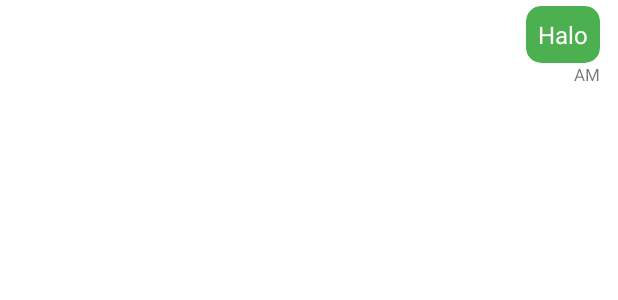
After one commit to ChatAppMobcom/ChatApp, an Android app: the layout row_chat_sender.xml on its own in the app's theme, with its tools: preview values and no code run, on a phone screen of 412 x 824 dp. The commit adds this screen. Shown: the top 300 px of the screen. Run offline under Robolectric (Android 15) with nearby library versions, the light colour scheme and no system bars.

Commit message:
Add files via upload

```diff
--- a/android/ChatApplication/app/build.gradle
+++ b/android/ChatApplication/app/build.gradle
@@ -42,4 +42,10 @@ dependencies {
     androidTestImplementation 'androidx.test.espresso:espresso-core:3.4.0'
     implementation 'com.google.firebase:firebase-messaging-ktx'
     implementation 'com.google.firebase:firebase-analytics-ktx'
+
+    implementation 'androidx.cardview:cardview:1.0.0'
+    implementation 'androidx.recyclerview:recyclerview:1.2.1'
+
+    implementation 'com.squareup.retrofit2:retrofit:2.9.0'
+    implementation 'com.squareup.retrofit2:converter-gson:2.9.0'
 }
--- a/android/ChatApplication/app/src/main/AndroidManifest.xml
+++ b/android/ChatApplication/app/src/main/AndroidManifest.xml
@@ -22,7 +22,7 @@
         </activity>
 
         <service
-            android:name=".services.MyFirebaseMessagingService"
+            android:name=".notification.MyFirebaseMessagingService"
             android:exported="false">
             <intent-filter>
                 <action android:name="com.google.firebase.MESSAING_EVENT">
--- /dev/null
+++ b/android/ChatApplication/app/src/main/res/layout/row_chat_sender.xml
@@ -0,0 +1,67 @@
+<?xml version="1.0" encoding="utf-8"?>
+<androidx.constraintlayout.widget.ConstraintLayout
+    xmlns:android="http://schemas.android.com/apk/res/android"
+    android:layout_width="match_parent"
+    android:layout_height="wrap_content"
+    xmlns:app="http://schemas.android.com/apk/res-auto"
+    android:padding="4dp">
+
+    <TextView
+        android:visibility="invisible"
+        android:id="@+id/nama"
+        android:layout_width="wrap_content"
+        android:layout_height="wrap_content"
+        app:layout_constraintStart_toStartOf="parent"
+        app:layout_constraintTop_toTopOf="parent"
+        android:padding="8dp"
+        android:text="@string/label_nama"
+        android:textSize="16sp">
+    </TextView>
+
+    <TextView
+        android:visibility="invisible"
+        android:id="@+id/pembatas"
+        android:layout_width="wrap_content"
+        android:layout_height="wrap_content"
+        app:layout_constraintStart_toStartOf="@+id/nama"
+        app:layout_constraintTop_toTopOf="parent"
+        android:padding="8dp"
+        android:text="@string/label_pembatas"
+        android:textSize="16sp">
+    </TextView>
+
+    <androidx.cardview.widget.CardView
+        android:id="@+id/card_left"
+        android:layout_marginEnd="8dp"
+        android:layout_width="wrap_content"
+        android:layout_height="wrap_content"
+        app:cardBackgroundColor="@color/hijau"
+        app:layout_constraintEnd_toEndOf="parent"
+        app:cardCornerRadius="10dp"
+        app:layout_constraintTop_toTopOf="parent">
+
+        <TextView
+            android:id="@+id/chat"
+            android:layout_width="wrap_content"
+            android:layout_height="wrap_content"
+            android:padding="8dp"
+            android:text="@string/label_pesan"
+            android:textColor="@color/white"
+            android:textSize="16sp">
+        </TextView>
+
+    </androidx.cardview.widget.CardView>
+
+    <TextView
+        android:id="@+id/waktu"
+        android:layout_marginEnd="8dp"
+        android:layout_width="wrap_content"
+        android:layout_height="wrap_content"
+        android:text="@string/label_waktu"
+        app:layout_constraintTop_toBottomOf="@+id/card_left"
+        app:layout_constraintEnd_toEndOf="parent"
+        android:textSize="11sp">
+    </TextView>
+
+
+</androidx.constraintlayout.widget.ConstraintLayout>
--- a/android/ChatApplication/app/src/main/res/values/colors.xml
+++ b/android/ChatApplication/app/src/main/res/values/colors.xml
@@ -7,4 +7,6 @@
     <color name="teal_700">#FF018786</color>
     <color name="black">#FF000000</color>
     <color name="white">#FFFFFFFF</color>
+    <color name="biru">#2196F3</color>
+    <color name="hijau">#4cb050</color>
 </resources>
--- a/android/ChatApplication/app/src/main/res/values/strings.xml
+++ b/android/ChatApplication/app/src/main/res/values/strings.xml
@@ -1,3 +1,9 @@
 <resources>
     <string name="app_name">Chat Application</string>
+    <string name="label_tulis_pesan">Tulis pesan</string>
+    <string name="label_kirim">Kirim</string>
+    <string name="label_pembatas">:</string>
+    <string name="label_nama">Lani</string>
+    <string name="label_pesan">Halo</string>
+    <string name="label_waktu">AM</string>
 </resources>
```
Also changed, not shown: android/ChatApplication/app/src/main/java/com/example/chatapplication/MainActivity.kt (+71 -10 lines), android/ChatApplication/app/src/main/java/com/example/chatapplication/adapters/ChatAdapter.kt (added, +55 -0 lines), android/ChatApplication/app/src/main/java/com/example/chatapplication/models/Chat.kt (added, +9 -0 lines), android/ChatApplication/app/src/main/java/com/example/chatapplication/notification/MyFirebaseMessagingService.kt (added, +42 -0 lines), android/ChatApplication/app/src/main/java/com/example/chatapplication/services/ApiService.kt (added, +10 -0 lines), android/ChatApplication/app/src/main/res/layout/activity_main.xml (+19 -22 lines), android/ChatApplication/app/src/main/res/layout/row_chat.xml (added, +67 -0 lines), android/ChatApplication/gradle/wrapper/gradle-wrapper.properties, 2 other files.
